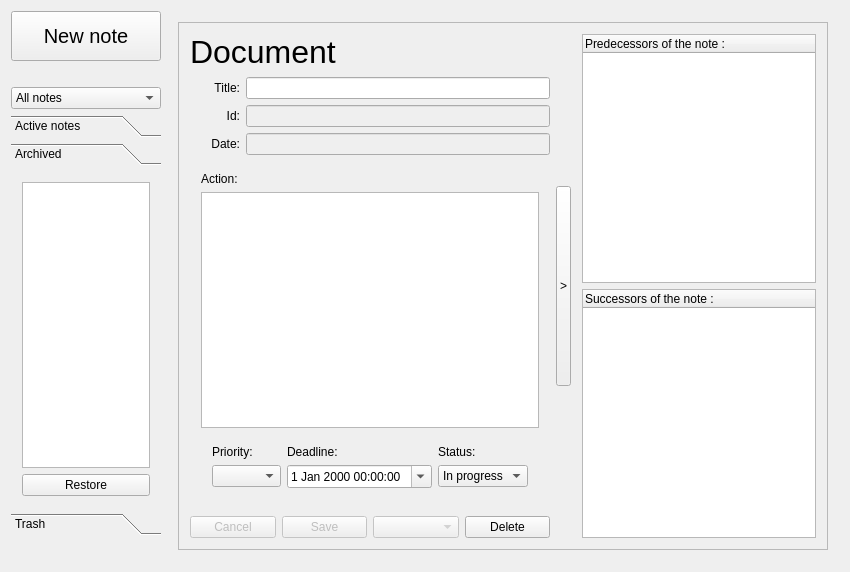
The window that PluriNotes/plurinotes.ui (guillaumejounel/PluriNotes) describes before a commit, drawn with Qt 5.
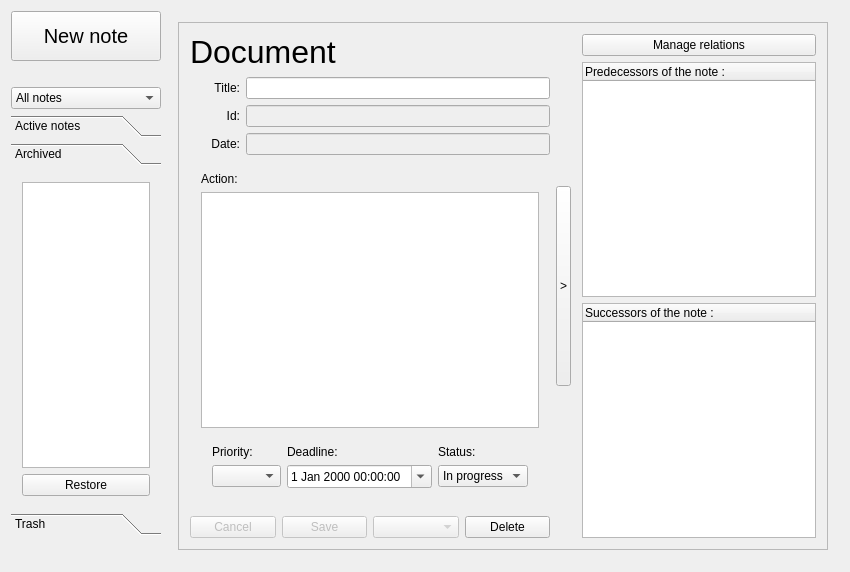
The same window after the commit.

Commit message: add manage relation button

Patch:
```diff
--- a/PluriNotes/plurinotes.ui
+++ b/PluriNotes/plurinotes.ui
@@ -661,6 +661,13 @@
               </item>
               <item>
                <layout class="QVBoxLayout" name="verticalLayout_13">
+                <item>
+                 <widget class="QPushButton" name="manageRelationButton">
+                  <property name="text">
+                   <string>Manage relations</string>
+                  </property>
+                 </widget>
+                </item>
                 <item>
                  <widget class="QTreeWidget" name="treeViewPredecessors">
                   <property name="enabled">
```
Left out of the diff: 41 changed lines with no effect on the pictures. The commit also changes 1 other file.
